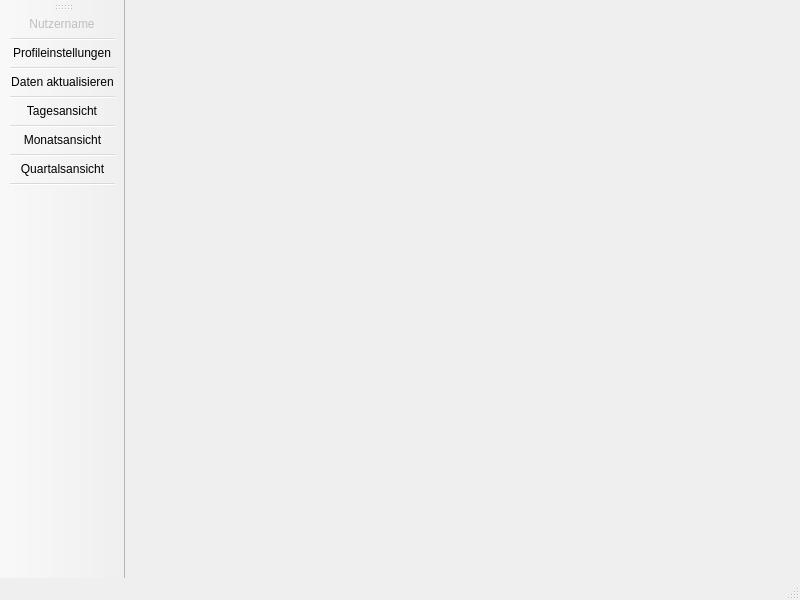
JVoigt1234/18pme22, file app/DiaThesis/userwindow.ui: the form before one commit.
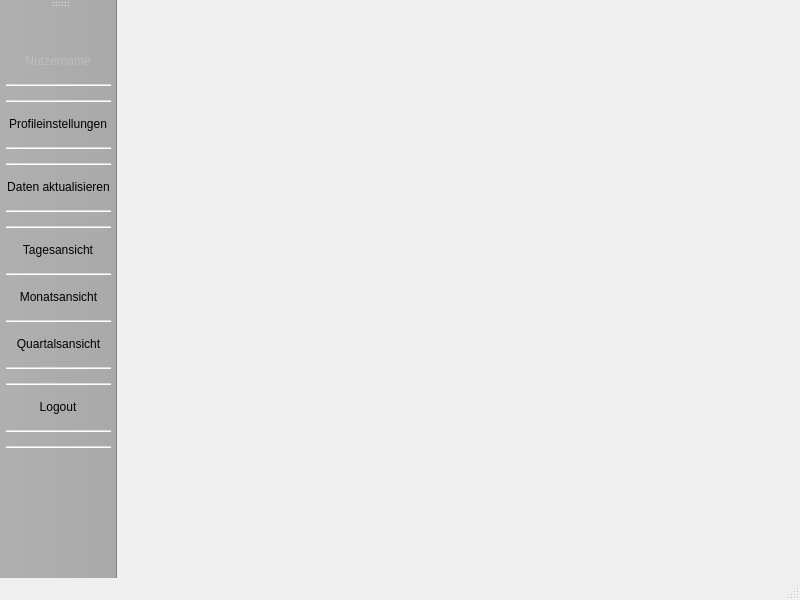
The form after the commit. Icons and pictures are not drawn.

Commit message: optimized ToolBar

Patch:
```diff
--- a/app/DiaThesis/userwindow.ui
+++ b/app/DiaThesis/userwindow.ui
@@ -13,6 +13,14 @@
   <property name="windowTitle">
    <string>DiaThesis</string>
   </property>
+  <property name="styleSheet">
+   <string notr="true">QToolBar {
+    background: darkgrey;
+    spacing: 10px; /* spacing between items in the tool bar */
+
+}
+</string>
+  </property>
   <widget class="QWidget" name="centralwidget"/>
   <widget class="QMenuBar" name="menubar">
    <property name="geometry">
@@ -32,6 +40,13 @@
    <property name="windowTitle">
     <string>toolBar</string>
    </property>
+   <property name="styleSheet">
+    <string notr="true">QToolBar {
+    background:darkgrey;
+    spacing: 10px; /* spacing between items in the tool bar */
+}
+</string>
+   </property>
    <property name="toolButtonStyle">
     <enum>Qt::ToolButtonTextBesideIcon</enum>
    </property>
@@ -44,18 +59,26 @@
    <attribute name="toolBarBreak">
     <bool>false</bool>
    </attribute>
+   <addaction name="actionLogo"/>
    <addaction name="actionNutzername"/>
    <addaction name="separator"/>
+   <addaction name="separator"/>
    <addaction name="actionProfileinstellungen"/>
    <addaction name="separator"/>
+   <addaction name="separator"/>
    <addaction name="actionDaten_aktualisieren"/>
    <addaction name="separator"/>
+   <addaction name="separator"/>
    <addaction name="actionTagesansicht"/>
    <addaction name="separator"/>
    <addaction name="actionMonatsansicht"/>
    <addaction name="separator"/>
    <addaction name="actionQuartalsansicht"/>
    <addaction name="separator"/>
+   <addaction name="separator"/>
+   <addaction name="actionLogout"/>
+   <addaction name="separator"/>
+   <addaction name="separator"/>
   </widget>
   <action name="actionProfileinstellungen">
    <property name="checkable">
@@ -93,6 +116,23 @@
     <string>Quartalsansicht</string>
    </property>
   </action>
+  <action name="actionLogout">
+   <property name="text">
+    <string>Logout</string>
+   </property>
+   <property name="visible">
+    <bool>true</bool>
+   </property>
+  </action>
+  <action name="actionLogo">
+   <property name="icon">
+    <iconset>
+     <normaloff>Pictures/Logo_DiaThesis.png</normaloff>Pictures/Logo_DiaThesis.png</iconset>
+   </property>
+   <property name="text">
+    <string/>
+   </property>
+  </action>
  </widget>
  <resources/>
  <connections/>
```
